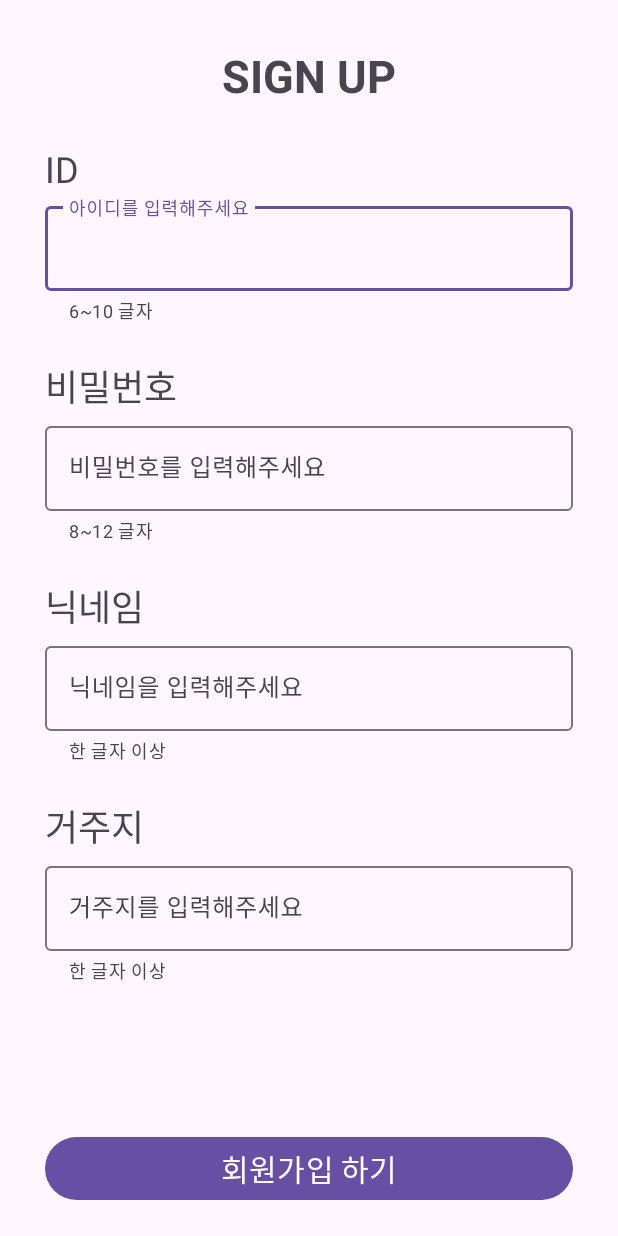
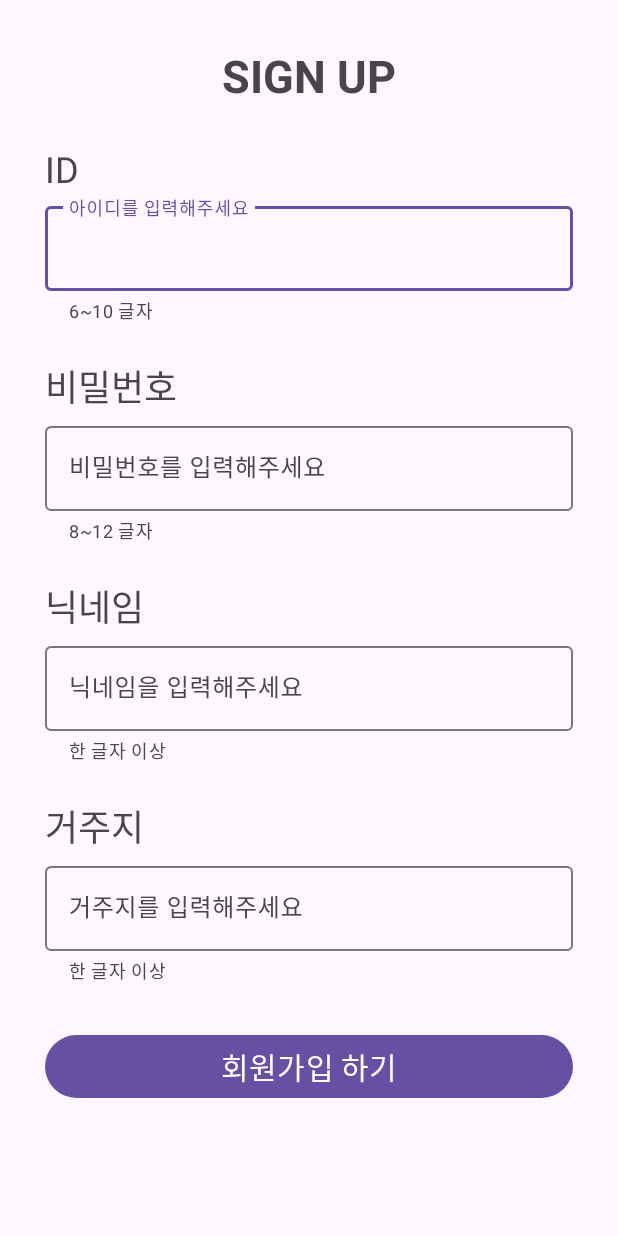
Before and after one commit to DO-SOPT-ANDROID/hyunji-um, an Android app: the SignUpActivity screen opened directly, with no data from a screen before it, on a phone screen of 412 x 824 dp. Run offline under Robolectric (Android 15) with nearby library versions, the phone set to English and light mode, and no system bars.

Commit message:
[UI]: 회원가입 화면 스크롤 추가

```diff
--- a/app/src/main/res/layout/activity_signup.xml
+++ b/app/src/main/res/layout/activity_signup.xml
@@ -1,8 +1,12 @@
 <?xml version="1.0" encoding="utf-8"?>
-<androidx.constraintlayout.widget.ConstraintLayout xmlns:android="http://schemas.android.com/apk/res/android"
+<ScrollView xmlns:android="http://schemas.android.com/apk/res/android"
     xmlns:app="http://schemas.android.com/apk/res-auto"
     android:layout_width="match_parent"
     android:layout_height="match_parent">
+
+    <androidx.constraintlayout.widget.ConstraintLayout
+        android:layout_width="match_parent"
+        android:layout_height="wrap_content">
 
         <TextView
             android:id="@+id/tv_signup_signup"
@@ -153,11 +157,14 @@
             android:layout_width="0dp"
             android:layout_height="wrap_content"
             android:layout_marginHorizontal="30dp"
+            android:layout_marginTop="30dp"
             android:layout_marginBottom="20dp"
             android:text="@string/signup_ok"
             android:textSize="20sp"
             app:layout_constraintBottom_toBottomOf="parent"
             app:layout_constraintEnd_toEndOf="parent"
-        app:layout_constraintStart_toStartOf="parent" />
+            app:layout_constraintStart_toStartOf="parent"
+            app:layout_constraintTop_toBottomOf="@+id/et_signup_home" />
 
     </androidx.constraintlayout.widget.ConstraintLayout>
+</ScrollView>
```
Lines whose indentation alone changed are shown as unchanged.
